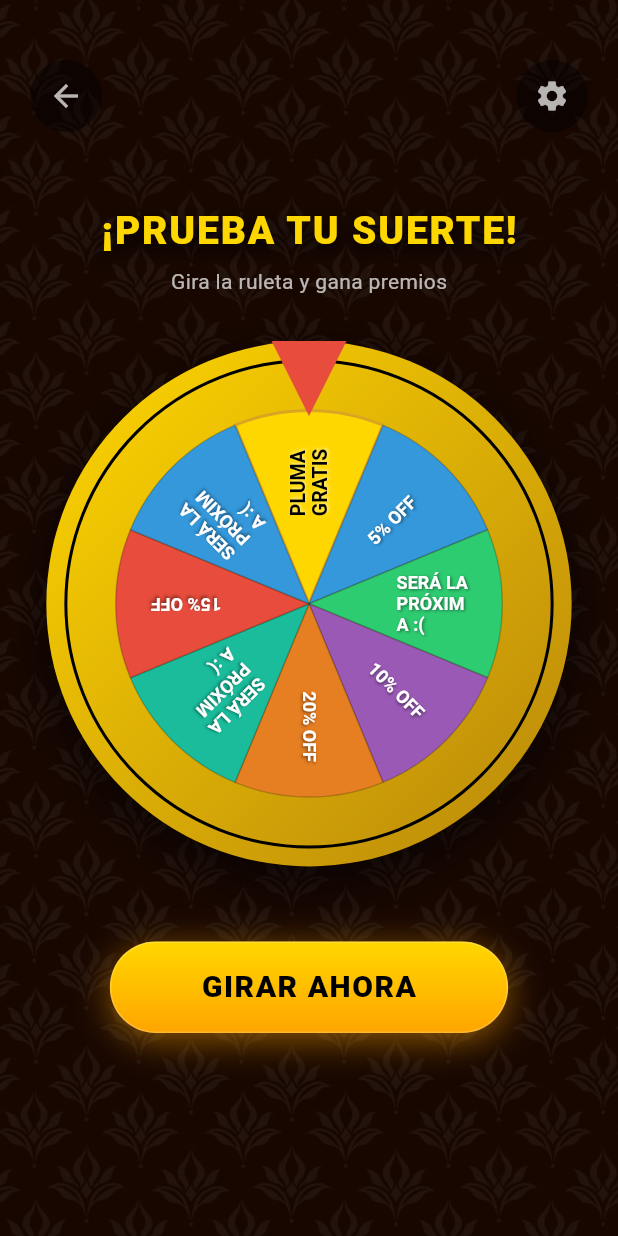
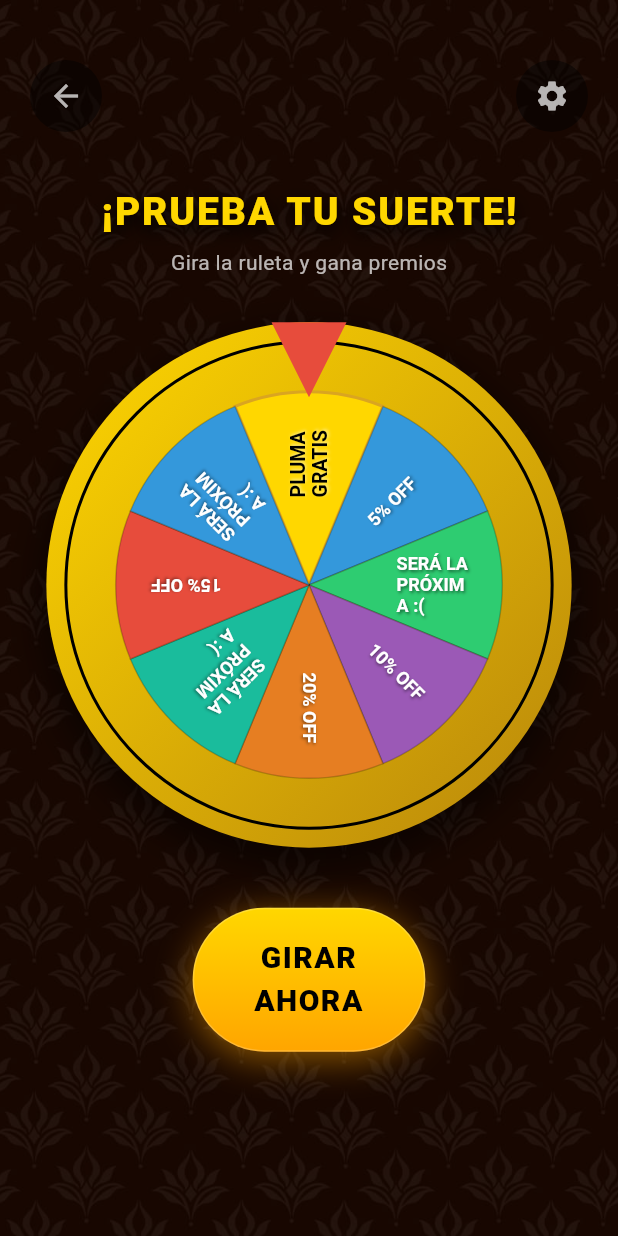
Before and after one commit to facusora01/AppRuleta, a Flutter app: the RoulettePage screen opened directly, on a phone screen of 412 x 824 dp. Run offline on Flutter 3.47's test engine with Material 3 defaults, Android fonts, the phone set to English and light mode, and no system bars; drawn by our look-alikes of flutter_fortune_wheel; our stand-ins replace audioplayers, shared_preferences; accounts and stored records are empty.

Commit message:
Responsive layout: spin button beside wheel on web

```diff
--- a/app_roulette/lib/main.dart
+++ b/app_roulette/lib/main.dart
@@ -751,57 +751,46 @@
   }
 
   // --- UI ---
-  @override
-  Widget build(BuildContext context) {
-    final size = MediaQuery.of(context).size;
-    final wheelSize = min(size.width, size.height) * 0.85;
-
-    return Scaffold(
-      body: Stack(
-        children: [
-          Container(
-            decoration: const BoxDecoration(
-              image: DecorationImage(
-                image: AssetImage("assets/background/background.png"),
-                fit: BoxFit.cover,
-                colorFilter: ColorFilter.mode(
-                  Colors.black45,
-                  BlendMode.darken
+  Widget _buildSpinButton() {
+    return GestureDetector(
+      onTap: _isSpinning || items.length < 2 ? null : _spinWheel,
+      child: Container(
+        padding: const EdgeInsets.symmetric(horizontal: 40, vertical: 18),
+        decoration: BoxDecoration(
+          gradient: LinearGradient(
+            colors: _isSpinning
+              ? [Colors.grey, Colors.black]
+              : [const Color(0xFFFFD700), const Color(0xFFFFA500)],
+            begin: Alignment.topCenter,
+            end: Alignment.bottomCenter,
+          ),
+          borderRadius: BorderRadius.circular(50),
+          boxShadow: [
+            if (!_isSpinning)
+              BoxShadow(
+                color: const Color(0xFFFFA500).withOpacity(0.5),
+                blurRadius: 20,
+                offset: const Offset(0, 5),
+              ),
+          ],
+          border: Border.all(color: Colors.white.withOpacity(0.2), width: 1),
+        ),
+        child: Text(
+          _isSpinning ? 'GIRANDO...' : 'GIRAR\nAHORA',
+          textAlign: TextAlign.center,
+          style: TextStyle(
+            color: _isSpinning ? Colors.white54 : Colors.black,
+            fontSize: 20,
+            fontWeight: FontWeight.w900,
+            letterSpacing: 1,
           ),
         ),
       ),
-            child: Center(
-              child: Column(
-                mainAxisAlignment: MainAxisAlignment.center,
-                children: [
-                  Column(
-                    children: [
-                      Text(
-                        widget.title,
-                        style: const TextStyle(
-                          fontSize: 26,
-                          fontWeight: FontWeight.w900,
-                          color: Color(0xFFFFD700),
-                          letterSpacing: 1.2,
-                          shadows: [
-                            Shadow(color: Colors.black, blurRadius: 15, offset: Offset(0, 5))
-                          ],
-                        ),
-                      ),
-                      const SizedBox(height: 5),
-                      Text(
-                        "Gira la ruleta y gana premios",
-                        style: TextStyle(
-                          color: Colors.white.withOpacity(0.7),
-                          fontSize: 14,
-                        ),
-                      ),
-                    ],
-                  ),
+    );
+  }
 
-                  const SizedBox(height: 30),
-
-                  SizedBox(
+  Widget _buildWheel(double wheelSize) {
+    return SizedBox(
       height: wheelSize,
       width: wheelSize,
       child: Stack(
@@ -827,7 +816,6 @@
               ],
             ),
           ),
-
           Transform.rotate(
             angle: _randomOffset,
             child: Container(
@@ -848,9 +836,7 @@
                           duration: const Duration(seconds: 1),
                           curve: Curves.decelerate,
                         ),
-                                    onFling: () {
-                                      _spinWheel();
-                                    },
+                        onFling: () => _spinWheel(),
                         curve: Curves.easeOutQuart,
                         duration: const Duration(seconds: 6),
                         rotationCount: 10,
@@ -861,57 +847,94 @@
                       ),
             ),
           ),
-
           const Positioned(
             top: 0,
             child: SizedBox(
               height: 50,
               width: 50,
-                            child: TriangleIndicator(
-                              color: Color(0xFFE74C3C),
-                            ),
+              child: TriangleIndicator(color: Color(0xFFE74C3C)),
             ),
           ),
         ],
       ),
+    );
+  }
+
+  @override
+  Widget build(BuildContext context) {
+    final size = MediaQuery.of(context).size;
+    final bool isWide = size.width >= 700;
+    final wheelSize = isWide
+        ? min(size.height * 0.80, size.width * 0.55)
+        : min(size.width, size.height) * 0.85;
+
+    return Scaffold(
+      body: Stack(
+        children: [
+          Container(
+            decoration: const BoxDecoration(
+              image: DecorationImage(
+                image: AssetImage("assets/background/background.png"),
+                fit: BoxFit.cover,
+                colorFilter: ColorFilter.mode(Colors.black45, BlendMode.darken),
               ),
-
-                  const SizedBox(height: 50),
-
-                  GestureDetector(
-                    onTap: _isSpinning || items.length < 2 ? null : _spinWheel,
-                    child: Container(
-                      padding: const EdgeInsets.symmetric(horizontal: 60, vertical: 15),
-                      decoration: BoxDecoration(
-                        gradient: LinearGradient(
-                          colors: _isSpinning
-                            ? [Colors.grey, Colors.black]
-                            : [const Color(0xFFFFD700), const Color(0xFFFFA500)],
-                          begin: Alignment.topCenter,
-                          end: Alignment.bottomCenter,
             ),
-                        borderRadius: BorderRadius.circular(50),
-                        boxShadow: [
-                          if (!_isSpinning)
-                            BoxShadow(
-                              color: const Color(0xFFFFA500).withOpacity(0.5),
-                              blurRadius: 20,
-                              offset: const Offset(0, 5),
+            child: Center(
+              child: isWide
+                  // ── LAYOUT WEB: título arriba, rueda + botón en Row ──
+                  ? Column(
+                      mainAxisAlignment: MainAxisAlignment.center,
+                      children: [
+                        Text(
+                          widget.title,
+                          style: const TextStyle(
+                            fontSize: 28,
+                            fontWeight: FontWeight.w900,
+                            color: Color(0xFFFFD700),
+                            letterSpacing: 1.2,
+                            shadows: [Shadow(color: Colors.black, blurRadius: 15, offset: Offset(0, 5))],
+                          ),
+                        ),
+                        const SizedBox(height: 4),
+                        Text(
+                          "Gira la ruleta y gana premios",
+                          style: TextStyle(color: Colors.white.withOpacity(0.7), fontSize: 14),
+                        ),
+                        const SizedBox(height: 24),
+                        Row(
+                          mainAxisAlignment: MainAxisAlignment.center,
+                          crossAxisAlignment: CrossAxisAlignment.center,
+                          children: [
+                            _buildWheel(wheelSize),
+                            const SizedBox(width: 48),
+                            _buildSpinButton(),
+                          ],
                         ),
                       ],
-                        border: Border.all(color: Colors.white.withOpacity(0.2), width: 1),
-                      ),
-                      child: Text(
-                        _isSpinning ? 'GIRANDO...' : 'GIRAR AHORA',
-                        style: TextStyle(
-                          color: _isSpinning ? Colors.white54 : Colors.black,
-                          fontSize: 20,
+                    )
+                  // ── LAYOUT MÓVIL: todo en Column ──
+                  : Column(
+                      mainAxisAlignment: MainAxisAlignment.center,
+                      children: [
+                        Text(
+                          widget.title,
+                          style: const TextStyle(
+                            fontSize: 26,
                             fontWeight: FontWeight.w900,
-                          letterSpacing: 1,
+                            color: Color(0xFFFFD700),
+                            letterSpacing: 1.2,
+                            shadows: [Shadow(color: Colors.black, blurRadius: 15, offset: Offset(0, 5))],
                           ),
                         ),
+                        const SizedBox(height: 5),
+                        Text(
+                          "Gira la ruleta y gana premios",
+                          style: TextStyle(color: Colors.white.withOpacity(0.7), fontSize: 14),
                         ),
-                  ),
+                        const SizedBox(height: 30),
+                        _buildWheel(wheelSize),
+                        const SizedBox(height: 40),
+                        _buildSpinButton(),
                       ],
                     ),
             ),
```
Lines whose indentation alone changed are shown as unchanged.
